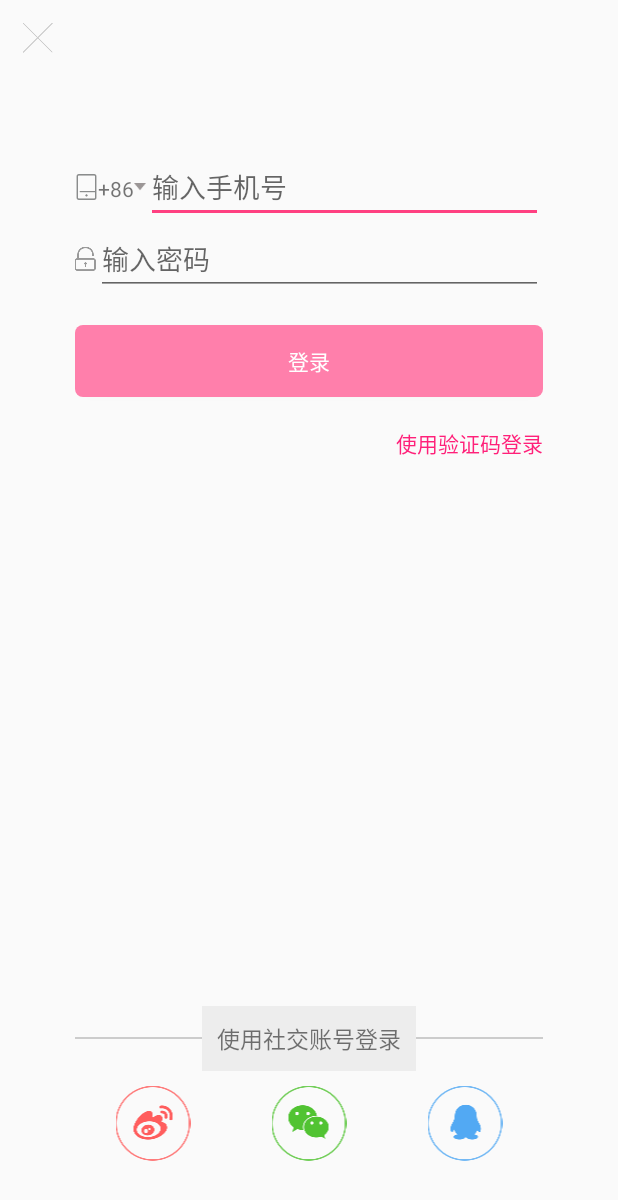
After one commit to lihonglin810/GiftSay, an Android app: the LoginActivity screen opened directly, with no data from a screen before it, on a phone screen of 412 x 824 dp. The commit adds this screen. Shown: the top 1200 px of the screen. Run offline under Robolectric (Android 15) with nearby library versions, the phone set to English and light mode, and no system bars.

Commit message:
登陆Activity基本完成

```diff
--- a/GiftSay/app/src/main/AndroidManifest.xml
+++ b/GiftSay/app/src/main/AndroidManifest.xml
@@ -17,6 +17,7 @@
                 <category android:name="android.intent.category.LAUNCHER" />
             </intent-filter>
         </activity>
+        <activity android:name=".ui.activity.LoginActivity"/>
     </application>
 
 </manifest>
--- /dev/null
+++ b/GiftSay/app/src/main/java/com/lanou3g/dllo/giftsay/ui/activity/LoginActivity.java
@@ -0,0 +1,23 @@
+package com.lanou3g.dllo.giftsay.ui.activity;
+
+import com.lanou3g.dllo.giftsay.R;
+
+/**
+ * Created by dllo on 16/9/10.
+ */
+public class LoginActivity extends AbsBaseActivity{
+    @Override
+    protected int setLayout() {
+        return R.layout.activity_profile_login;
+    }
+
+    @Override
+    protected void initViews() {
+
+    }
+
+    @Override
+    protected void initDatas() {
+
+    }
+}
--- a/GiftSay/app/src/main/java/com/lanou3g/dllo/giftsay/ui/fragment/ProfileFragment.java
+++ b/GiftSay/app/src/main/java/com/lanou3g/dllo/giftsay/ui/fragment/ProfileFragment.java
@@ -1,15 +1,21 @@
 package com.lanou3g.dllo.giftsay.ui.fragment;
 
+import android.content.Intent;
+import android.view.View;
+import android.widget.ImageView;
 import android.widget.RadioGroup;
 
 import com.lanou3g.dllo.giftsay.R;
+import com.lanou3g.dllo.giftsay.ui.activity.LoginActivity;
+
 
 /**
  * Created by dllo on 16/9/9.
  */
-public class ProfileFragment extends AbsBaseFragment{
+public class ProfileFragment extends AbsBaseFragment implements View.OnClickListener {
 
     private RadioGroup radioGroup;
+    private ImageView loginAvatarImg;
     @Override
     protected int setLayout() {
         return R.layout.fragment_profile;
@@ -18,11 +24,13 @@ public class ProfileFragment extends AbsBaseFragment{
     @Override
     protected void initViews() {
         radioGroup = byView(R.id.profile_radiogroup);
+        loginAvatarImg = byView(R.id.profile_avatar);
     }
 
     @Override
     protected void initDatas() {
         radioButtonClick();
+        loginAvatarImg.setOnClickListener(this);
     }
 
     private void radioButtonClick() {
@@ -38,4 +46,13 @@ public class ProfileFragment extends AbsBaseFragment{
             }
         });
     }
+
+    @Override
+    public void onClick(View v) {
+        switch (v.getId()){
+            case R.id.profile_avatar:
+                goTo(LoginActivity.class);
+                break;
+        }
+    }
 }
--- /dev/null
+++ b/GiftSay/app/src/main/res/drawable/login_btn_shape.xml
@@ -0,0 +1,10 @@
+<?xml version="1.0" encoding="utf-8"?>
+<shape xmlns:android="http://schemas.android.com/apk/res/android"
+    android:shape="rectangle">
+    <corners
+        android:radius="5dp"/>
+    <solid
+        android:color="#ff7fab"/>
+
+
+</shape>
--- /dev/null
+++ b/GiftSay/app/src/main/res/layout/activity_profile_login.xml
@@ -0,0 +1,126 @@
+<?xml version="1.0" encoding="utf-8"?>
+<LinearLayout xmlns:android="http://schemas.android.com/apk/res/android"
+    android:orientation="vertical"
+    android:layout_width="match_parent"
+    android:layout_height="match_parent">
+    <ImageView
+        android:layout_width="wrap_content"
+        android:layout_height="wrap_content"
+        android:src="@mipmap/btn_close_login"
+        android:layout_margin="15dp"
+        />
+    <RelativeLayout
+        android:layout_width="match_parent"
+        android:layout_height="match_parent"
+        android:layout_margin="50dp">
+        <LinearLayout
+            android:id="@+id/login_mobile_number"
+            android:layout_width="match_parent"
+            android:layout_height="wrap_content">
+            <ImageView
+                android:layout_width="wrap_content"
+                android:layout_height="wrap_content"
+                android:layout_gravity="center"
+                android:src="@mipmap/icon_mobile"/>
+            <TextView
+                android:layout_width="wrap_content"
+                android:layout_height="wrap_content"
+                android:text="+86"/>
+            <ImageView
+                android:layout_width="wrap_content"
+                android:layout_height="wrap_content"
+                android:layout_gravity="center"
+                android:src="@mipmap/icon_btn_arrow_down"/>
+            <EditText
+                android:layout_width="match_parent"
+                android:layout_height="wrap_content"
+                android:hint="输入手机号"
+                android:inputType="number"/>
+        </LinearLayout>
+        <LinearLayout
+            android:id="@+id/login_password"
+            android:layout_width="match_parent"
+            android:layout_height="wrap_content"
+            android:layout_below="@id/login_mobile_number">
+            <ImageView
+                android:layout_width="wrap_content"
+                android:layout_height="wrap_content"
+                android:layout_gravity="center"
+                android:src="@mipmap/icon_password"/>
+
+            <EditText
+                android:layout_width="match_parent"
+                android:layout_height="wrap_content"
+                android:hint="输入密码"/>
+        </LinearLayout>
+        <Button
+            android:id="@+id/login_btn"
+            android:layout_width="match_parent"
+            android:layout_height="wrap_content"
+            android:layout_below="@id/login_password"
+            android:layout_marginTop="20dp"
+            android:text="登录"
+            android:textColor="#ffffff"
+            android:background="@drawable/login_btn_shape"/>
+        <TextView
+            android:id="@+id/choose_login_style"
+            android:layout_width="wrap_content"
+            android:layout_height="wrap_content"
+            android:text="使用验证码登录"
+            android:layout_marginTop="20dp"
+            android:layout_alignParentRight="true"
+            android:textColor="#ff2079"
+            android:layout_below="@id/login_btn"/>
+
+
+
+        <LinearLayout
+            android:id="@+id/disanfang_login"
+            android:layout_width="match_parent"
+            android:layout_height="wrap_content"
+            android:layout_alignParentBottom="true"
+            android:orientation="horizontal">
+
+            <ImageView
+                android:layout_width="0dp"
+                android:layout_height="wrap_content"
+                android:layout_weight="1"
+                android:src="@mipmap/icon_log_sina"/>
+            <ImageView
+                android:layout_width="0dp"
+                android:layout_height="wrap_content"
+                android:layout_weight="1"
+                android:src="@mipmap/icon_log_wechat"/>
+            <ImageView
+                android:layout_width="0dp"
+                android:layout_height="wrap_content"
+                android:layout_weight="1"
+                android:src="@mipmap/icon_log_qq"/>
+        </LinearLayout>
+        <RelativeLayout
+            android:layout_width="match_parent"
+            android:layout_height="wrap_content"
+            android:layout_above="@id/disanfang_login">
+            <View
+                android:layout_width="match_parent"
+                android:layout_height="1dp"
+                android:layout_centerInParent="true"
+                android:background="#cccccc"/>
+
+            <TextView
+                android:layout_width="wrap_content"
+                android:layout_height="wrap_content"
+                android:layout_centerInParent="true"
+                android:textSize="15sp"
+                android:padding="10dp"
+                android:background="#ededed"
+                android:layout_margin="10dp"
+                android:text="使用社交账号登录" />
+
+
+        </RelativeLayout>
+    </RelativeLayout>
+
+
+
+</LinearLayout>
```
Also changed, not shown: GiftSay/app/src/main/res/mipmap-xxhdpi/btn_close_login.png (added), GiftSay/app/src/main/res/mipmap-xxhdpi/icon_log_qq.png (added), GiftSay/app/src/main/res/mipmap-xxhdpi/icon_log_sina.png (added), GiftSay/app/src/main/res/mipmap-xxhdpi/icon_log_wechat.png (added), GiftSay/app/src/main/res/mipmap-xxhdpi/icon_mobile.png (added), GiftSay/app/src/main/res/mipmap-xxhdpi/icon_password.png (added).
